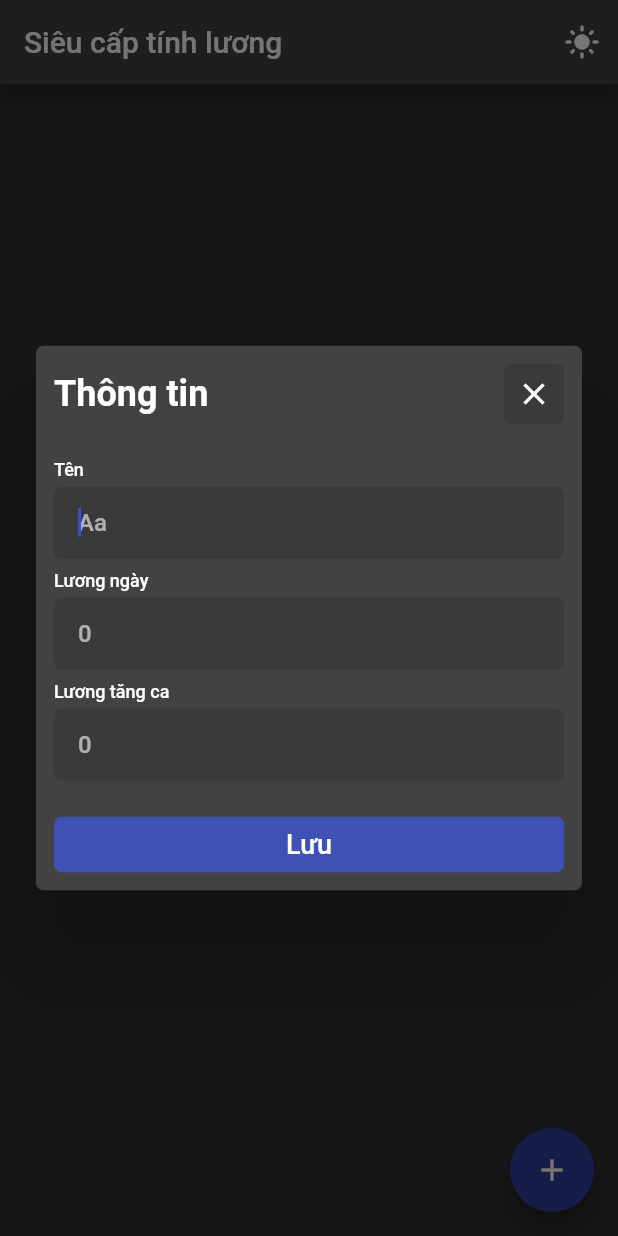
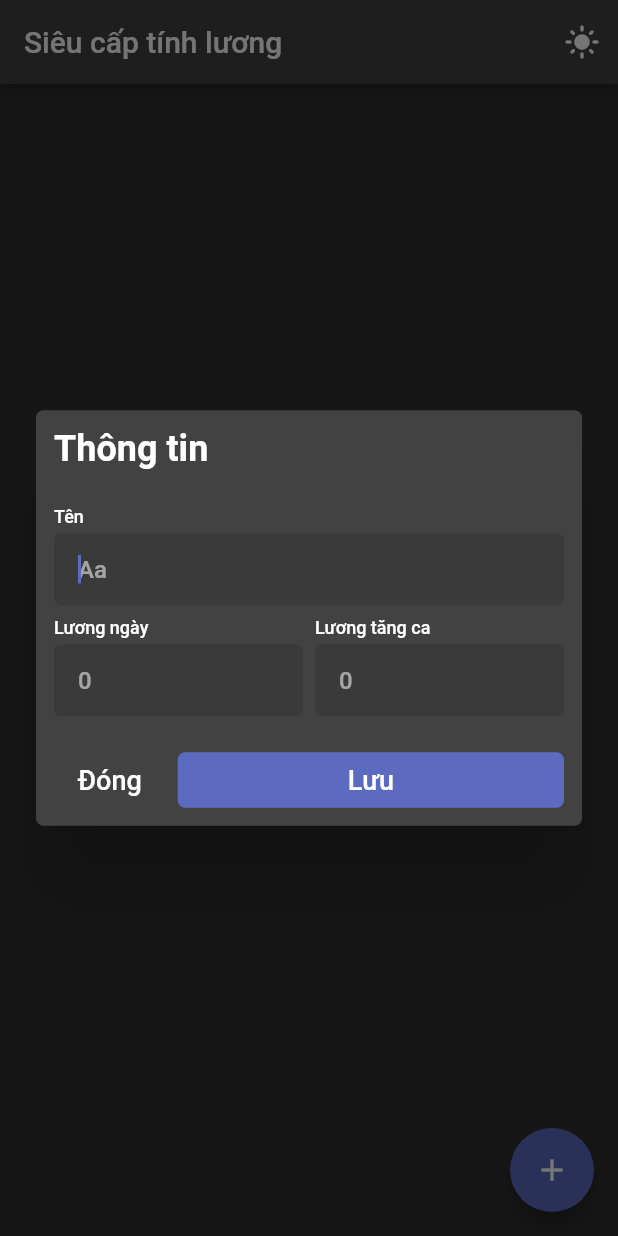
Before and after one commit to khduy/sieu_cap_tinh_luong, a Flutter app: the screen it shows after launch, after a tap on the "dark mode" icon, after a tap on the "add" icon, on a phone screen of 412 x 824 dp. Run offline on Flutter 3.47's test engine with Material 2 defaults, Android fonts, the phone set to English and light mode, and no system bars; our stand-ins replace bloc, equatable, flutter_bloc, hive, hive_flutter; accounts and stored records are empty.

Commit message:
update code

```diff
--- a/lib/config/theme/theme.dart
+++ b/lib/config/theme/theme.dart
@@ -20,7 +20,7 @@ class AppTheme {
     colorScheme: ColorScheme(
       brightness: Brightness.light,
       primary: Colors.indigo,
-      secondary: Colors.indigo[700]!,
+      secondary: Colors.indigo,
       surface: Colors.white,
       background: Colors.white,
       error: Colors.redAccent,
@@ -30,13 +30,15 @@ class AppTheme {
       onBackground: Colors.black.withOpacity(0.7),
       onError: Colors.white,
     ),
+    splashFactory: InkRipple.splashFactory,
+    hintColor: Colors.black45,
   );
 
   static final dark = ThemeData(
     colorScheme: ColorScheme(
       brightness: Brightness.dark,
-      primary: Colors.indigo,
-      secondary: Colors.indigo[700]!,
+      primary: Colors.indigo[400]!,
+      secondary: Colors.indigo[400]!,
       surface: Colors.grey[800]!,
       background: Colors.grey[900]!,
       error: Colors.redAccent,
@@ -46,5 +48,16 @@ class AppTheme {
       onBackground: Colors.white,
       onError: Colors.white,
     ),
+    splashFactory: InkRipple.splashFactory,
+    hintColor: Colors.white54,
   );
+
+  static TextStyle textFieldLabelStyle(context) {
+    final theme = Theme.of(context);
+    return TextStyle(
+      fontSize: 12,
+      fontWeight: FontWeight.w500,
+      color: theme.colorScheme.onSurface,
+    );
+  }
 }
--- a/lib/feature/home/home.dart
+++ b/lib/feature/home/home.dart
@@ -34,6 +34,7 @@ class HomePage extends StatelessWidget {
               color: Colors.white,
             ),
             splashRadius: 22,
+            splashColor: Colors.transparent,
             onPressed: context.read<DarkModeCubit>().toggle,
           ),
         ],
--- /dev/null
+++ b/lib/widgets/cancel_button.dart
@@ -0,0 +1,38 @@
+import 'package:flutter/material.dart';
+
+class CancelButton extends StatelessWidget {
+  const CancelButton({
+    Key? key,
+    this.onPressed,
+    this.text,
+    this.padding = const EdgeInsets.symmetric(horizontal: 16, vertical: 8),
+  }) : super(key: key);
+
+  final VoidCallback? onPressed;
+
+  final EdgeInsets padding;
+
+  final String? text;
+
+  @override
+  Widget build(BuildContext context) {
+    final isDark = Theme.of(context).brightness == Brightness.dark;
+    return InkWell(
+      borderRadius: BorderRadius.circular(5),
+      child: Center(
+        child: Padding(
+          padding: padding,
+          child: Text(
+            text ?? 'Hủy',
+            style: TextStyle(
+              fontSize: 18,
+              fontWeight: FontWeight.w500,
+              color: isDark ? Colors.white : Colors.black54,
+            ),
+          ),
+        ),
+      ),
+      onTap: onPressed,
+    );
+  }
+}
--- a/lib/widgets/custom_button.dart
+++ b/lib/widgets/custom_button.dart
@@ -7,7 +7,7 @@ class CustomButton extends StatelessWidget {
     this.child,
     this.onPressed,
     this.padding = const EdgeInsets.all(8),
-    this.color = Colors.indigo,
+    this.color,
   }) : super(key: key) {
     assert(text != null || child != null);
   }
@@ -16,17 +16,16 @@ class CustomButton extends StatelessWidget {
   final Widget? child;
   final VoidCallback? onPressed;
   final EdgeInsets padding;
-  final Color color;
+  final Color? color;
 
   @override
   Widget build(BuildContext context) {
     return InkWell(
-      splashFactory: InkRipple.splashFactory,
       borderRadius: BorderRadius.circular(5),
       child: Ink(
         decoration: BoxDecoration(
           borderRadius: BorderRadius.circular(5),
-          color: color,
+          color: color ?? Theme.of(context).colorScheme.primary,
         ),
         child: Center(
           child: Padding(
--- a/lib/widgets/dialog.dart
+++ b/lib/widgets/dialog.dart
@@ -1,4 +1,5 @@
 import 'package:flutter/material.dart';
+import 'package:sieu_cap_tinh_luong/widgets/cancel_button.dart';
 import 'package:sieu_cap_tinh_luong/widgets/custom_button.dart';
 
 import '../data/model/worker.dart';
@@ -14,19 +15,19 @@ Future<bool?> showDeleteConfirmDialog(
     builder: (context) => AlertDialog(
       scrollable: true,
       title: Text(title ?? 'Xác nhận'),
-      content: Text(content ?? 'Xác nhận xóa?'),
+      content: Text(
+        content ?? 'Xác nhận xóa?',
+        style: TextStyle(color: Theme.of(context).colorScheme.onBackground),
+      ),
       actions: [
         Row(
+          mainAxisAlignment: MainAxisAlignment.end,
           children: [
-            const SizedBox(width: 10),
-            Expanded(
-              child: CustomButton(
-                onPressed: () => Navigator.pop(context, false),
-                text: 'Không',
-                color: Colors.grey,
-              ),
+            CancelButton(
+              onPressed: () => Navigator.pop(context, false),
+              text: 'Không',
             ),
-            const SizedBox(width: 10),
+            const SizedBox(width: 8),
             Expanded(
               child: CustomButton(
                 onPressed: () => Navigator.pop(context, true),
@@ -34,11 +35,10 @@ Future<bool?> showDeleteConfirmDialog(
                 color: Colors.redAccent,
               ),
             ),
-            const SizedBox(width: 10),
           ],
         ),
       ],
-      actionsPadding: const EdgeInsets.only(bottom: 8),
+      actionsPadding: const EdgeInsets.symmetric(horizontal: 12),
       shape: const RoundedRectangleBorder(
         borderRadius: BorderRadius.all(Radius.circular(5)),
       ),
@@ -57,7 +57,10 @@ Future<void> showErrorDialog(
     builder: (context) => AlertDialog(
       scrollable: true,
       title: Text(title ?? 'Lỗi'),
-      content: Text(content ?? 'Có lỗi xảy ra, vui lòng thử lại sau'),
+      content: Text(
+        content ?? 'Có lỗi xảy ra, vui lòng thử lại sau',
+        style: TextStyle(color: Theme.of(context).colorScheme.onBackground),
+      ),
       actions: [
         CustomButton(
           onPressed: () => Navigator.pop(context),
--- a/lib/widgets/grid_item.dart
+++ b/lib/widgets/grid_item.dart
@@ -15,7 +15,6 @@ class GridItem extends StatelessWidget {
   @override
   Widget build(BuildContext context) {
     return InkWell(
-      splashFactory: InkRipple.splashFactory,
       borderRadius: BorderRadius.circular(8),
       child: Ink(
         decoration: BoxDecoration(
--- a/lib/widgets/worker_infor.dart
+++ b/lib/widgets/worker_infor.dart
@@ -1,6 +1,7 @@
 import 'package:flutter/material.dart';
 import 'package:hive/hive.dart';
 import 'package:intl/intl.dart';
+import 'package:sieu_cap_tinh_luong/widgets/cancel_button.dart';
 import 'package:sieu_cap_tinh_luong/widgets/custom_button.dart';
 import '../config/extension/string_extension.dart';
 import '../data/model/worker.dart';
@@ -50,7 +51,12 @@ class _WorkerInforState extends State<WorkerInfor> {
 
   @override
   Widget build(BuildContext context) {
-    return SingleChildScrollView(
+    final theme = Theme.of(context);
+    return GestureDetector(
+      onTap: () {
+        FocusScope.of(context).unfocus();
+      },
+      child: SingleChildScrollView(
         padding: const EdgeInsets.all(12),
         child: Form(
           key: _formKey,
@@ -60,32 +66,34 @@ class _WorkerInforState extends State<WorkerInfor> {
             children: [
               Row(
                 children: [
-                const Text(
+                  Text(
                     'Thông tin',
                     style: TextStyle(
                       fontSize: 24,
                       fontWeight: FontWeight.bold,
+                      color: theme.colorScheme.onSurface,
                     ),
                   ),
                   const Spacer(),
+                  if (widget.worker != null)
                     CustomButton(
                       child: const Center(
                         child: Icon(
-                      Icons.close,
+                          Icons.delete_outline,
+                          color: Colors.redAccent,
                         ),
                       ),
-                  onPressed: () => Navigator.pop(context),
+                      onPressed: () async {
+                        await _delete(context);
+                      },
                       color: Colors.black12,
                     )
                 ],
               ),
               const SizedBox(height: 24),
-            const Text(
+              Text(
                 'Tên',
-              style: TextStyle(
-                fontSize: 12,
-                fontWeight: FontWeight.w500,
-              ),
+                style: AppTheme.textFieldLabelStyle(context),
               ),
               const SizedBox(height: 4),
               TextFormField(
@@ -104,12 +112,15 @@ class _WorkerInforState extends State<WorkerInfor> {
                 },
               ),
               const SizedBox(height: 8),
-            const Text(
+              Row(
+                children: [
+                  Expanded(
+                    child: Column(
+                      crossAxisAlignment: CrossAxisAlignment.start,
+                      children: [
+                        Text(
                           'Lương ngày',
-              style: TextStyle(
-                fontSize: 12,
-                fontWeight: FontWeight.w500,
-              ),
+                          style: AppTheme.textFieldLabelStyle(context),
                         ),
                         const SizedBox(height: 4),
                         TextFormField(
@@ -122,13 +133,17 @@ class _WorkerInforState extends State<WorkerInfor> {
                             hintText: '0',
                           ),
                         ),
-            const SizedBox(height: 8),
-            const Text(
+                      ],
+                    ),
+                  ),
+                  const SizedBox(width: 8),
+                  Expanded(
+                    child: Column(
+                      crossAxisAlignment: CrossAxisAlignment.start,
+                      children: [
+                        Text(
                           'Lương tăng ca',
-              style: TextStyle(
-                fontSize: 12,
-                fontWeight: FontWeight.w500,
-              ),
+                          style: AppTheme.textFieldLabelStyle(context),
                         ),
                         const SizedBox(height: 4),
                         TextFormField(
@@ -141,21 +156,21 @@ class _WorkerInforState extends State<WorkerInfor> {
                             hintText: '0',
                           ),
                         ),
+                      ],
+                    ),
+                  ),
+                ],
+              ),
               const SizedBox(height: 24),
               Row(
-              mainAxisAlignment: MainAxisAlignment.spaceEvenly,
                 children: [
-                if (widget.worker != null)
-                  Expanded(
-                    child: CustomButton(
-                      text: 'Xóa',
-                      onPressed: () async {
-                        await _delete(context);
+                  CancelButton(
+                    text: 'Đóng',
+                    onPressed: () {
+                      Navigator.of(context).pop();
                     },
-                      color: Colors.redAccent,
                   ),
-                  ),
-                if (widget.worker != null) const SizedBox(width: 16),
+                  const SizedBox(width: 8),
                   Expanded(
                     child: CustomButton(
                       text: 'Lưu',
@@ -165,8 +180,9 @@ class _WorkerInforState extends State<WorkerInfor> {
                     ),
                   ),
                 ],
+              )
+            ],
           ),
-          ],
         ),
       ),
     );
```
Lines whose indentation alone changed are shown as unchanged.
